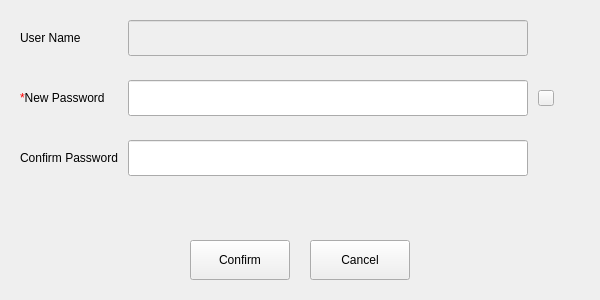
openeuler-mirror/ks-scmc-gui, file src/pages/system/user-manager/user-update-dialog.ui: the form before one commit.
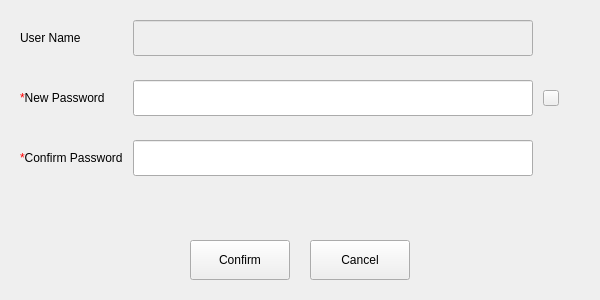
The form after the commit.

Commit message: fix（pages）：modify confirm password - 统一输入框必填标识

The edit to the form file:
```diff
--- a/src/pages/system/user-manager/user-update-dialog.ui
+++ b/src/pages/system/user-manager/user-update-dialog.ui
@@ -435,7 +435,7 @@
          <item row="4" column="0">
           <widget class="QLabel" name="label">
            <property name="text">
-            <string>Confirm Password</string>
+            <string>&lt;font color=red&gt;*&lt;/font&gt;Confirm Password</string>
            </property>
           </widget>
          </item>
```
